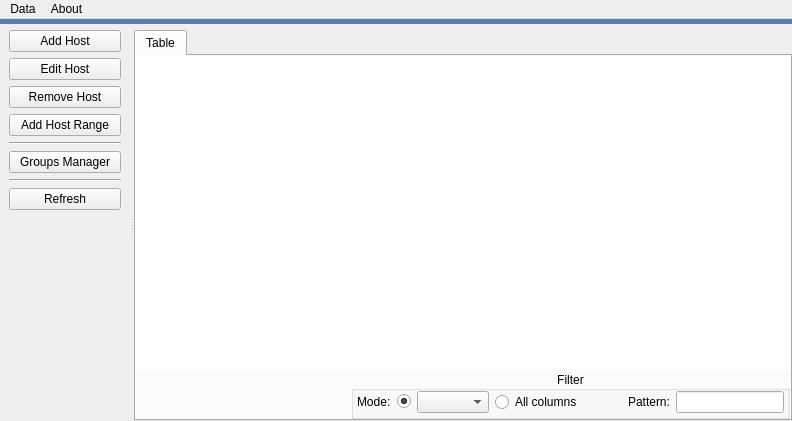
Before: the Qt Designer form gui/MainWindow.ui in c3pw/c3networks, drawn with Qt 5.
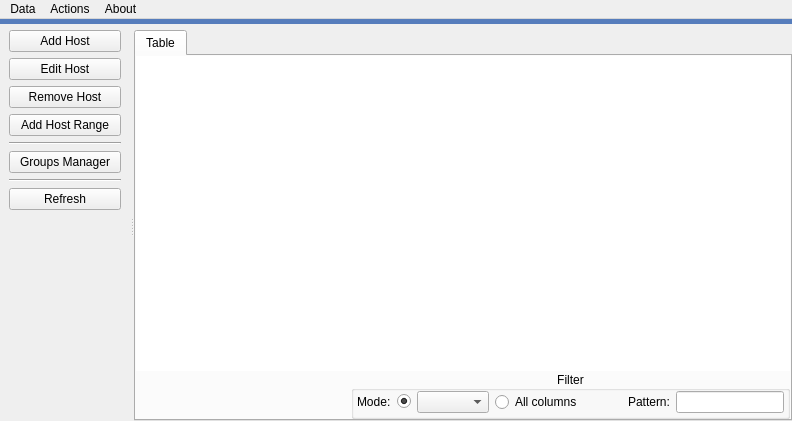
After: the same form once the commit is applied.

Commit message: ExternalAppWindow class has been added. Send ping, show arp and ask dns functions has been added.

```diff
--- a/gui/MainWindow.ui
+++ b/gui/MainWindow.ui
@@ -518,7 +518,17 @@
     <addaction name="actionImport"/>
     <addaction name="actionExport"/>
    </widget>
+   <widget class="QMenu" name="menuActions">
+    <property name="title">
+     <string>Actions</string>
+    </property>
+    <addaction name="actionPing"/>
+    <addaction name="actionShowArp"/>
+    <addaction name="actionDNS1"/>
+    <addaction name="actionDNS2"/>
+   </widget>
    <addaction name="menuAdvanced"/>
+   <addaction name="menuActions"/>
    <addaction name="menuAbout"/>
   </widget>
   <action name="actionAbout_Application">
```
Left out of the diff: 20 changed lines with no effect on the pictures. The commit also changes 11 other files.
